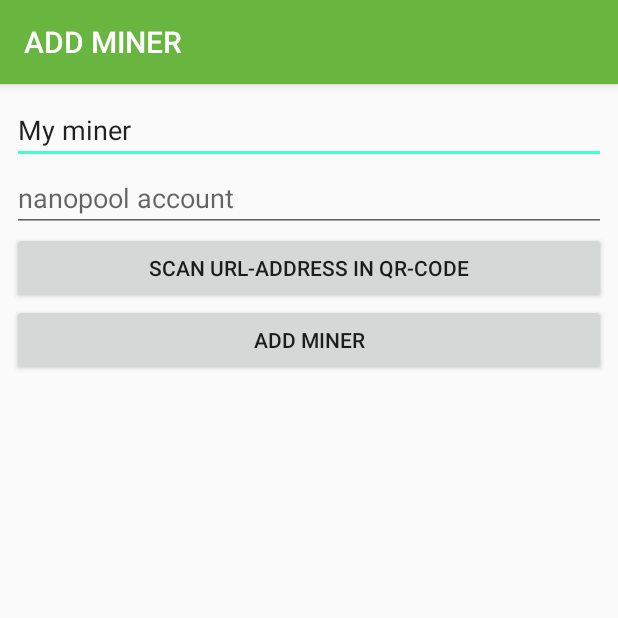
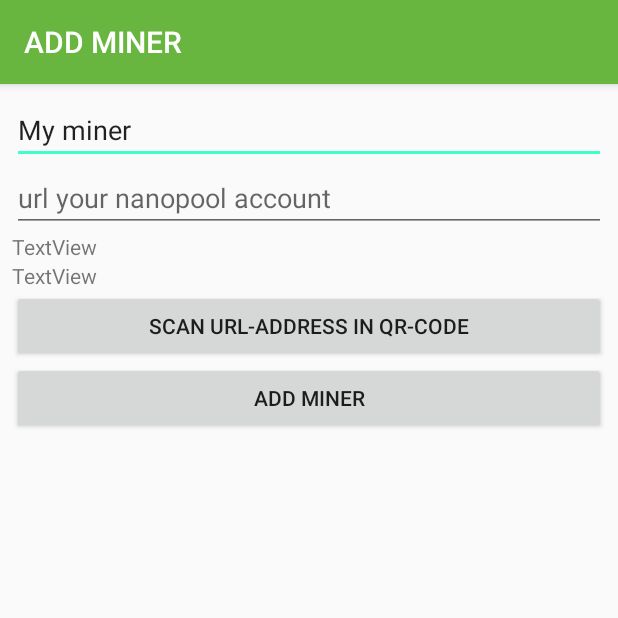
Before and after one commit to wasiliysoft/nanopool, an Android app: the screen it shows after launch (AddMinerActivity), on a phone screen of 412 x 824 dp, the top half of it. Run offline under Robolectric (Android 15) with nearby library versions, the phone set to English and light mode, and no system bars; libraries missing offline, so code that uses them is left out: com.google.zxing.integration; 1 statement that could not run was skipped.

Commit message:
AllInOne Init

```diff
--- a/app/build.gradle
+++ b/app/build.gradle
@@ -1,4 +1,6 @@
 apply plugin: 'com.android.application'
+apply plugin: 'kotlin-android-extensions'
+apply plugin: 'kotlin-android'
 
 android {
     compileSdkVersion 27
@@ -108,6 +110,7 @@ dependencies {
     //retrofit2
     implementation 'com.squareup.retrofit2:converter-gson:2.1.0'
     implementation 'com.squareup.retrofit2:retrofit:2.1.0'
+    compile "org.jetbrains.kotlin:kotlin-stdlib-jdk7:$kotlin_version"
 
 }
 repositories {
--- a/app/src/main/java/ru/wasiliysoft/zcashnanopoolorg/Activity/AddMinerActivity.java
+++ b/app/src/main/java/ru/wasiliysoft/zcashnanopoolorg/Activity/AddMinerActivity.java
@@ -8,6 +8,7 @@ import android.util.Log;
 import android.view.View;
 import android.widget.Button;
 import android.widget.EditText;
+import android.widget.TextView;
 import android.widget.Toast;
 
 import com.google.zxing.integration.android.IntentIntegrator;
@@ -15,6 +16,7 @@ import com.google.zxing.integration.android.IntentResult;
 
 import java.util.List;
 
+import ru.wasiliysoft.zcashnanopoolorg.Model.Miner;
 import ru.wasiliysoft.zcashnanopoolorg.Model.Miners;
 import ru.wasiliysoft.zcashnanopoolorg.R;
 
@@ -25,6 +27,8 @@ public class AddMinerActivity extends AppCompatActivity implements View.OnClickL
     private Miners miners;
     private String TAG = "MainActivity2";
     private Uri data;
+    private TextView tvAccount;
+    private TextView tvTicker;
 
     @Override
     protected void onCreate(Bundle savedInstanceState) {
@@ -33,7 +37,9 @@ public class AddMinerActivity extends AppCompatActivity implements View.OnClickL
         miners = new Miners(getApplicationContext());
 
         etName = findViewById(R.id.minerName);
-        etAddress = findViewById(R.id.minerAddress);
+        etAddress = findViewById(R.id.minerUrlAddress);
+        tvAccount = findViewById(R.id.accountTextView);
+        tvTicker = findViewById(R.id.tickerTextView);
         data = getIntent().getData();
         if (data != null) {
             List<String> params = data.getPathSegments();
@@ -48,13 +54,17 @@ public class AddMinerActivity extends AppCompatActivity implements View.OnClickL
         switch (view.getId()) {
             case R.id.bAddMiner:
 
-                if (etName.getText().toString().isEmpty()) {
+                if (etName.getText().toString().trim().isEmpty()) {
                     return;
                 }
-                if (etAddress.getText().toString().trim().isEmpty()) {
+                if (tvTicker.getText().toString().trim().isEmpty()) {
                     return;
                 }
-                miners.add(etName.getText().toString(), etAddress.getText().toString().trim());
+                if (tvAccount.getText().toString().trim().isEmpty()) {
+                    return;
+                }
+                Miner m = new Miner(etName.getText().toString().trim(), tvTicker.getText().toString().trim(), tvAccount.getText().toString().trim());
+                miners.add(m);
                 setResult(RESULT_OK);
                 if (data != null) {
                     Intent i = new Intent(this, MainActivity.class);
@@ -82,9 +92,20 @@ public class AddMinerActivity extends AppCompatActivity implements View.OnClickL
                 Log.d(TAG, "Barcode read: " + re);
                 Uri scanedUrl = Uri.parse(re);
                 if (scanedUrl != null) {
-                    if (scanedUrl.getHost().equals(getString(R.string.host))) {
-                        List<String> params = scanedUrl.getPathSegments();
-                        etAddress.setText(params.get(1));
+                    String host = scanedUrl.getHost();
+                    String domain = host.split("\\.")[1];
+                    Log.d(TAG, host);
+
+                    Log.d(TAG, domain);
+                    if (domain.equals("nanopool")) {
+                        etAddress.setText(scanedUrl.toString());
+                        String ticker = host.split("\\.")[0];
+                        Log.d(TAG, ticker);
+                        String account = scanedUrl.getPathSegments().get(1);
+                        tvTicker.setText(ticker);
+                        tvAccount.setText(account);
+
+
                     } else {
                         Toast.makeText(this, getString(R.string.unsupported_url) + getString(R.string.host), Toast.LENGTH_LONG).show();
                     }
--- a/app/src/main/java/ru/wasiliysoft/zcashnanopoolorg/Activity/MainActivity.java
+++ b/app/src/main/java/ru/wasiliysoft/zcashnanopoolorg/Activity/MainActivity.java
@@ -16,12 +16,12 @@ import android.util.Log;
 import android.view.Menu;
 import android.view.MenuItem;
 
-import java.util.Map;
 import java.util.TreeMap;
 
 import ru.wasiliysoft.zcashnanopoolorg.App;
 import ru.wasiliysoft.zcashnanopoolorg.BuildConfig;
 import ru.wasiliysoft.zcashnanopoolorg.Frafment.GeneralFragment;
+import ru.wasiliysoft.zcashnanopoolorg.Model.Miner;
 import ru.wasiliysoft.zcashnanopoolorg.R;
 
 public class MainActivity extends AppCompatActivity
@@ -34,8 +34,7 @@ public class MainActivity extends AppCompatActivity
     final int MENU_SHARE = 3;
     final int MENU_DONATE = 4;
     final int MENU_CONTACT = 5;
-    public static final String BUNDLE_MINER_ADDRESS = "BUNDLE_MINER_ADDRESS";
-    public static final String BUNDLE_MINER_NAME = "BUNDLE_MINER_NAME";
+    public static final String BUNDLE_MINER = "BUNDLE_MINER";
 
     @Override
     protected void onCreate(Bundle savedInstanceState) {
@@ -55,20 +54,19 @@ public class MainActivity extends AppCompatActivity
         settingNavigationView(navigationView.getMenu());
 
         fm = getFragmentManager();
-        if (BuildConfig.DEBUG) {
-//            App.getMiners().add("TestMiner", "t1b9Um3KH6xa1bNV8UmtkwSEPXHZZnSoSPN");
-            App.getMiners().add("Test " + BuildConfig.COIN_NAME + " miner", BuildConfig.TEST_MINER);
-        }
+//        if (BuildConfig.DEBUG) {
+//            Miner m = new Miner("Test XMR", "xmr", "0x66fba1130f624680e4164fd3aa998b569ff01b60");
+//            App.getMiners().add(m);
+//        }
         // проверка списка майнеров
         if (App.getMiners().read().size() == 0) {
             // майнеров нет
             showDialogAddMiner();
         } else {
             // показываем данные первого майнера в списке
-            Map.Entry<String, String> miner = App.getMiners().read().firstEntry();
+            Miner m = App.getMiners().read().firstEntry().getValue();
             Bundle arg = new Bundle();
-            arg.putString(BUNDLE_MINER_NAME, miner.getKey());
-            arg.putString(BUNDLE_MINER_ADDRESS, miner.getValue());
+            arg.putSerializable(BUNDLE_MINER, m);
             ActivateGeneralFragment(arg);
         }
     }
@@ -94,14 +92,13 @@ public class MainActivity extends AppCompatActivity
      * Наполнение бокового меню
      */
     void settingNavigationView(Menu menu) {
-        for (final TreeMap.Entry<String, String> entry : App.getMiners().read().entrySet()) {
+        for (final TreeMap.Entry<String, Miner> entry : App.getMiners().read().entrySet()) {
             menu.add(0, MENU_SELECT_MINER, 1, entry.getKey()).setIcon(R.drawable.ic_poll_black_24dp)
                     .setOnMenuItemClickListener(new MenuItem.OnMenuItemClickListener() {
                         @Override
                         public boolean onMenuItemClick(MenuItem menuItem) {
                             Bundle arg = new Bundle();
-                            arg.putString(BUNDLE_MINER_NAME, entry.getKey());
-                            arg.putString(BUNDLE_MINER_ADDRESS, entry.getValue());
+                            arg.putSerializable(BUNDLE_MINER, entry.getValue());
                             ActivateGeneralFragment(arg);
                             return false;
                         }
@@ -117,7 +114,6 @@ public class MainActivity extends AppCompatActivity
      * Добавлет фрагемент в контейнер
      */
     void ActivateGeneralFragment(Bundle arg) {
-        setTitle(arg.getString(BUNDLE_MINER_NAME));
         Fragment f = new GeneralFragment();
         f.setArguments(arg);
         fm.beginTransaction()
--- a/app/src/main/java/ru/wasiliysoft/zcashnanopoolorg/Model/Miners.java
+++ b/app/src/main/java/ru/wasiliysoft/zcashnanopoolorg/Model/Miners.java
@@ -4,6 +4,7 @@ import android.content.Context;
 import android.content.SharedPreferences;
 
 import com.google.gson.Gson;
+import com.google.gson.reflect.TypeToken;
 
 import java.lang.reflect.Type;
 import java.util.TreeMap;
@@ -16,23 +17,24 @@ import java.util.TreeMap;
 public class Miners {
     private SharedPreferences sp;
     private static final String PREF_MINERS = "PREF_MINERS";
-    private static TreeMap<String, String> sMiners;
+    private static TreeMap<String, Miner> sMiners;
 
 
     public Miners(Context c) {
-        sp = c.getSharedPreferences(getClass().getName(), Context.MODE_PRIVATE);
+        sp = c.getSharedPreferences("prefs", Context.MODE_PRIVATE);
 //        sp.edit().clear().apply();
         String s = sp.getString(PREF_MINERS, "");
         if (s.isEmpty()) {
             sMiners = new TreeMap<>();
         } else {
-            sMiners = new Gson().fromJson(s, (Type) TreeMap.class);
+            sMiners = new Gson().fromJson(s, (new TypeToken<TreeMap<String, Miner>>() {
+            }.getType()));
         }
     }
 
 
-    public void add(String name, String addr) {
-        sMiners.put(name, addr);
+    public void add(Miner miner) {
+        sMiners.put(miner.getName(), miner);
         save();
     }
 
@@ -45,7 +47,7 @@ public class Miners {
         sp.edit().putString("PREF_MINERS", new Gson().toJson(sMiners)).apply();
     }
 
-    public TreeMap<String, String> read() {
+    public TreeMap<String, Miner> read() {
         return sMiners;
     }
 
--- a/app/src/main/java/ru/wasiliysoft/zcashnanopoolorg/Retrofit/NpAPI.java
+++ b/app/src/main/java/ru/wasiliysoft/zcashnanopoolorg/Retrofit/NpAPI.java
@@ -3,7 +3,6 @@ package ru.wasiliysoft.zcashnanopoolorg.Retrofit;
 import retrofit2.Call;
 import retrofit2.http.GET;
 import retrofit2.http.Path;
-import ru.wasiliysoft.zcashnanopoolorg.BuildConfig;
 import ru.wasiliysoft.zcashnanopoolorg.Model.NpCalc;
 import ru.wasiliysoft.zcashnanopoolorg.Model.NpGeneral;
 
@@ -14,10 +13,10 @@ import ru.wasiliysoft.zcashnanopoolorg.Model.NpGeneral;
 @SuppressWarnings("DefaultFileTemplate")
 public interface NpAPI {
     //    @GET("https://api.nanopool.org/v1/zec/user/{address}")
-    @GET("https://api.nanopool.org/v1/" + BuildConfig.COIN_TICKER + "/user/{address}")
-    Call<NpGeneral.Resp> getGeneral(@Path("address") String address);
+    @GET("https://api.nanopool.org/v1/{ticker}/user/{address}")
+    Call<NpGeneral.Resp> getGeneral(@Path("ticker") String ticker, @Path("address") String address);
 
     //    @GET("https://api.nanopool.org/v1/zec/approximated_earnings/{hashrate}")
-    @GET("https://api.nanopool.org/v1/" + BuildConfig.COIN_TICKER + "/approximated_earnings/{hashrate}")
-    Call<NpCalc.Resp> getCalcCoin(@Path("hashrate") String hashrate);
+    @GET("https://api.nanopool.org/v1/{ticker}/approximated_earnings/{hashrate}")
+    Call<NpCalc.Resp> getCalcCoin(@Path("ticker") String ticker, @Path("hashrate") String hashrate);
 }
--- a/app/src/main/res/layout/fragment_add_miner.xml
+++ b/app/src/main/res/layout/fragment_add_miner.xml
@@ -13,11 +13,23 @@
 
 
     <EditText
-        android:id="@+id/minerAddress"
+        android:id="@+id/minerUrlAddress"
         android:layout_width="match_parent"
         android:layout_height="wrap_content"
-        android:hint="@string/minerAddressHint" />
+        android:hint="@string/minerUrlAddressHint" />
 
+
+    <TextView
+        android:id="@+id/accountTextView"
+        android:layout_width="match_parent"
+        android:layout_height="wrap_content"
+        android:text="TextView" />
+
+    <TextView
+        android:id="@+id/tickerTextView"
+        android:layout_width="match_parent"
+        android:layout_height="wrap_content"
+        android:text="TextView" />
 
     <Button
         android:id="@+id/qrBtn"
--- a/app/src/main/res/values/strings.xml
+++ b/app/src/main/res/values/strings.xml
@@ -7,7 +7,7 @@
     <string name="ok" translatable="false">OK</string>
     <string name="barcode_error">"Error reading barcode: %1$s"</string>
     <string name="minerLabelHint">label</string>
-    <string name="minerAddressHint">nanopool account</string>
+    <string name="minerUrlAddressHint">url your nanopool account</string>
     <string name="add_miner">ADD MINER</string>
     <string name="contact_email" translatable="false">mailto:wasiliysoft@gmail.com</string>
     <string name="unsupported_url">Please scan URL address from </string>
--- a/build.gradle
+++ b/build.gradle
@@ -1,14 +1,16 @@
 // Top-level build file where you can add configuration options common to all sub-projects/modules.
 
 buildscript {
+    ext.kotlin_version = '1.3.11'
     repositories {
         google()
         jcenter()
     }
 
     dependencies {
-        classpath 'com.android.tools.build:gradle:3.2.1'
+        classpath 'com.android.tools.build:gradle:3.3.0'
         classpath 'com.google.gms:google-services:3.2.0'
+        classpath "org.jetbrains.kotlin:kotlin-gradle-plugin:$kotlin_version"
 
         // NOTE: Do not place your application dependencies here; they belong
         // in the individual module build.gradle files
```
Also changed, not shown: app/src/main/java/ru/wasiliysoft/zcashnanopoolorg/Frafment/GeneralFragment.java (+17 -10 lines), app/src/main/java/ru/wasiliysoft/zcashnanopoolorg/Model/Miner.kt (added, +7 -0 lines), gradle/wrapper/gradle-wrapper.properties, 1 other file.
